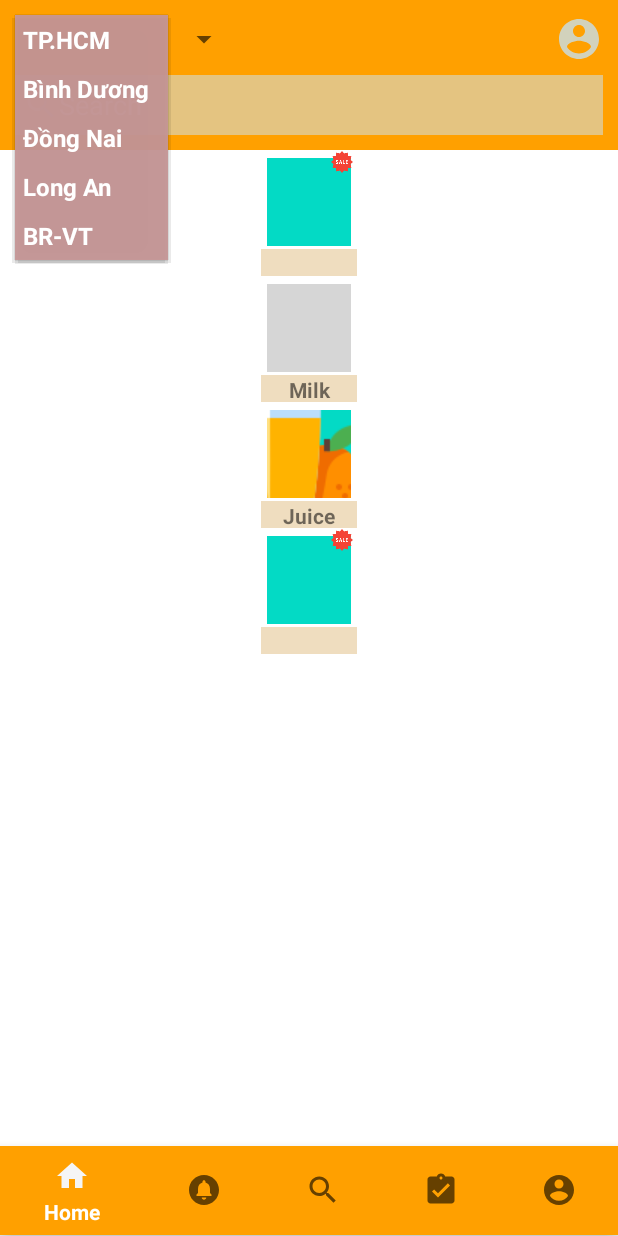
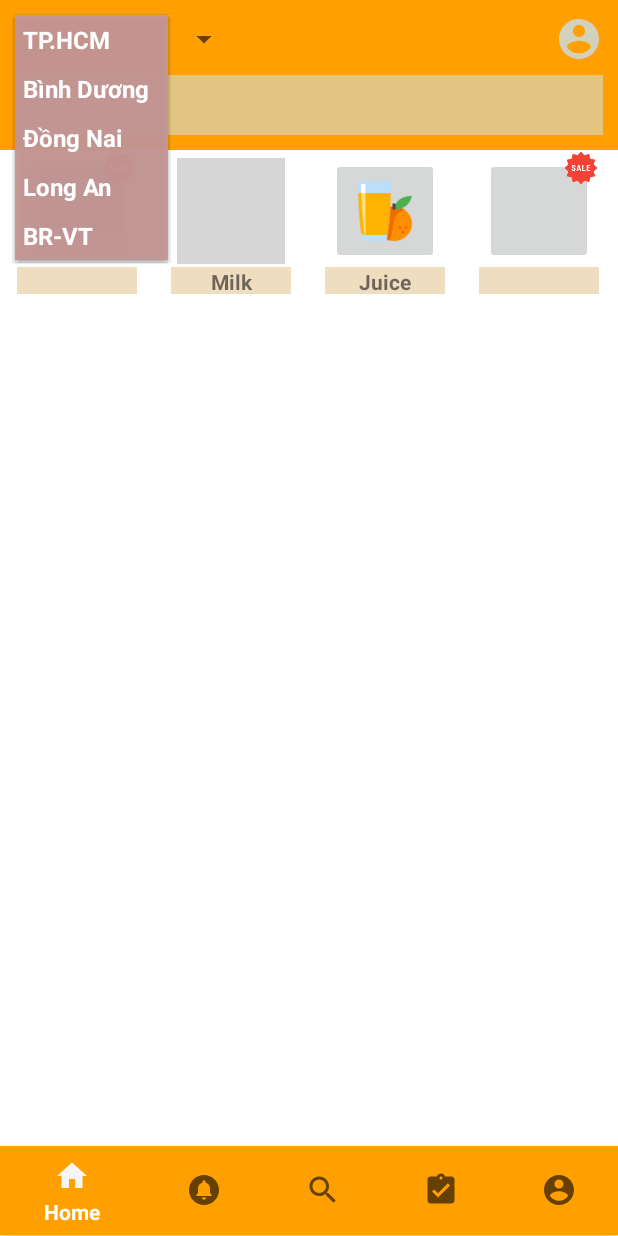
Before and after one commit to TienNHM/VietShop, an Android app: the screen it shows after launch (MainActivity), after a tap on "TP.HCM", on a phone screen of 412 x 824 dp. Run offline under Robolectric (Android 15) with nearby library versions, the phone set to English and light mode, and no system bars; libraries missing offline, so code that uses them is left out: com.tbuonomo.viewpagerdotsindicator; Roboto replaces fonts that are not available here; grey boxes are pictures that could not be loaded.

Commit message:
update product gridview UI

```diff
--- a/app/src/main/res/layout/fragment_home.xml
+++ b/app/src/main/res/layout/fragment_home.xml
@@ -67,7 +67,8 @@
         <GridView
             android:id="@+id/gv_product"
             android:layout_width="match_parent"
-            android:layout_height="wrap_content">
+            android:layout_height="wrap_content"
+            android:numColumns="4">
 
         </GridView>
 
--- a/app/src/main/res/layout/product_item.xml
+++ b/app/src/main/res/layout/product_item.xml
@@ -5,8 +5,8 @@
     android:layout_height="match_parent">
 
     <FrameLayout
-        android:layout_width="64dp"
-        android:layout_height="84dp"
+        android:layout_width="80dp"
+        android:layout_height="96dp"
         app:layout_constraintBottom_toBottomOf="parent"
         app:layout_constraintEnd_toEndOf="parent"
         app:layout_constraintStart_toStartOf="parent"
@@ -19,7 +19,7 @@
             android:layout_marginHorizontal="4dp"
             android:layout_marginTop="5dp"
             android:layout_marginBottom="20dp"
-            android:background="@color/teal_200" />
+            android:scaleType="fitCenter" />
 
         <TextView
             android:id="@+id/tv_product_name"
@@ -34,8 +34,8 @@
 
         <ImageView
             android:id="@+id/iv_special_image"
-            android:layout_width="20dp"
-            android:layout_height="16dp"
+            android:layout_width="24dp"
+            android:layout_height="24dp"
             android:layout_gravity="right" />
 
     </FrameLayout>
```
